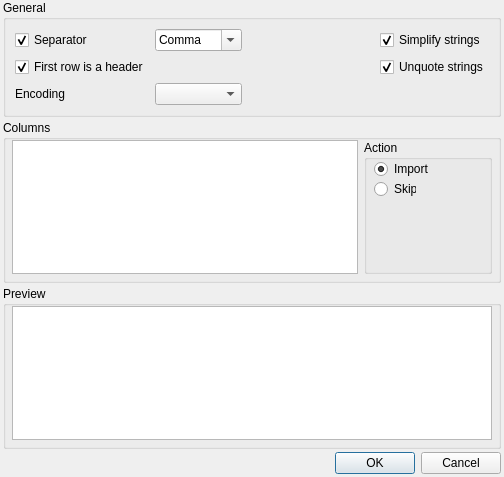
First picture: the form in trace_server/setupdialogcsv.ui, repository mojmir-svoboda/DbgToolkit, before the edit.
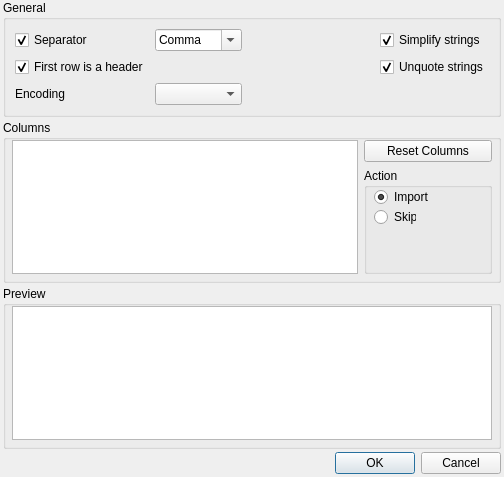
Second picture: the form after the edit.

```diff
--- a/trace_server/setupdialogcsv.ui
+++ b/trace_server/setupdialogcsv.ui
@@ -158,7 +158,7 @@
       <property name="horizontalSpacing">
        <number>6</number>
       </property>
-      <item row="0" column="1">
+      <item row="1" column="1">
        <widget class="QGroupBox" name="actionGroupBox">
         <property name="minimumSize">
          <size>
@@ -200,7 +200,14 @@
         </widget>
        </widget>
       </item>
-      <item row="0" column="0">
+      <item row="0" column="1">
+       <widget class="QPushButton" name="resetButton">
+        <property name="text">
+         <string>Reset Columns</string>
+        </property>
+       </widget>
+      </item>
+      <item row="0" column="0" rowspan="2">
        <widget class="QListView" name="columnList"/>
       </item>
      </layout>
```
